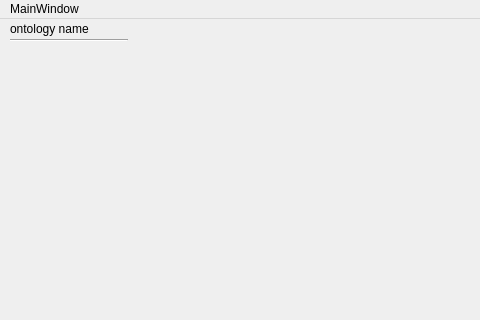
Old version of the form Projekt/MainWindow.ui in the repository schiesem/swrl-rule-editor; both pictures show x 0 to 480 and y 0 to 320 of the 1234 by 716 pixel window.
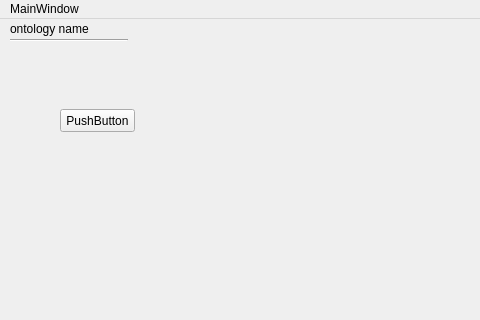
New version of the form.

Commit message: Regelsuche mit zweitem Fenster

The edit to the form file:
```diff
--- a/Projekt/MainWindow.ui
+++ b/Projekt/MainWindow.ui
@@ -78,6 +78,19 @@
      <enum>Qt::Vertical</enum>
     </property>
    </widget>
+   <widget class="QPushButton" name="Button1">
+    <property name="geometry">
+     <rect>
+      <x>60</x>
+      <y>90</y>
+      <width>75</width>
+      <height>23</height>
+     </rect>
+    </property>
+    <property name="text">
+     <string>PushButton</string>
+    </property>
+   </widget>
   </widget>
   <widget class="QMenuBar" name="menubar">
    <property name="geometry">
```
The commit also changes 2 other files.
